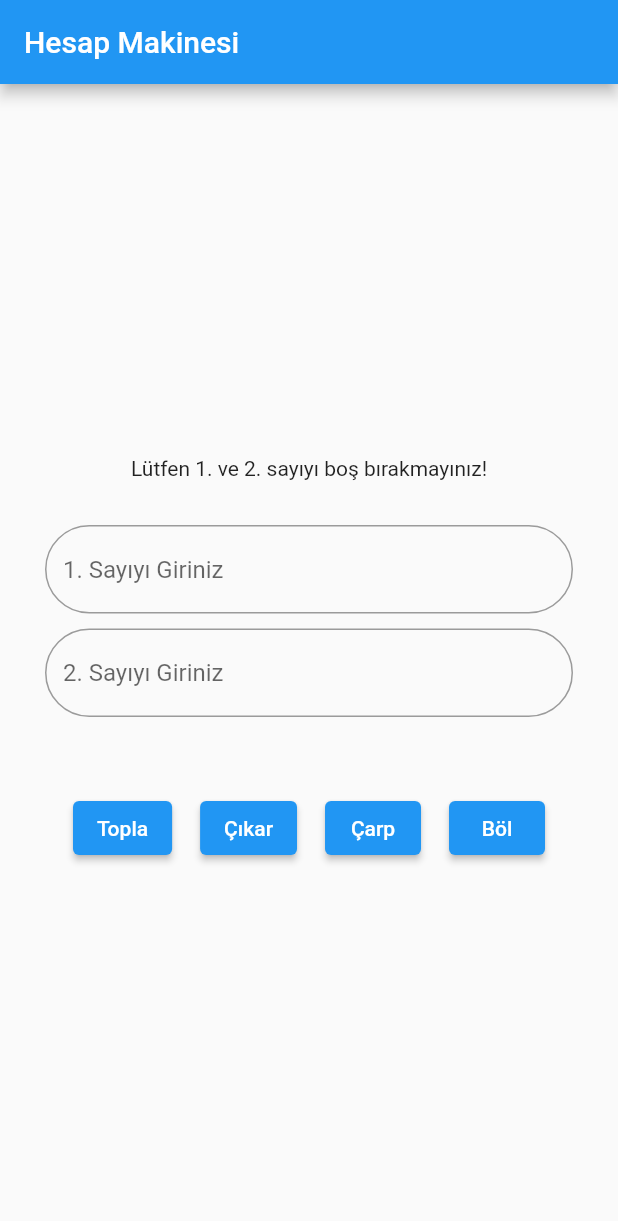
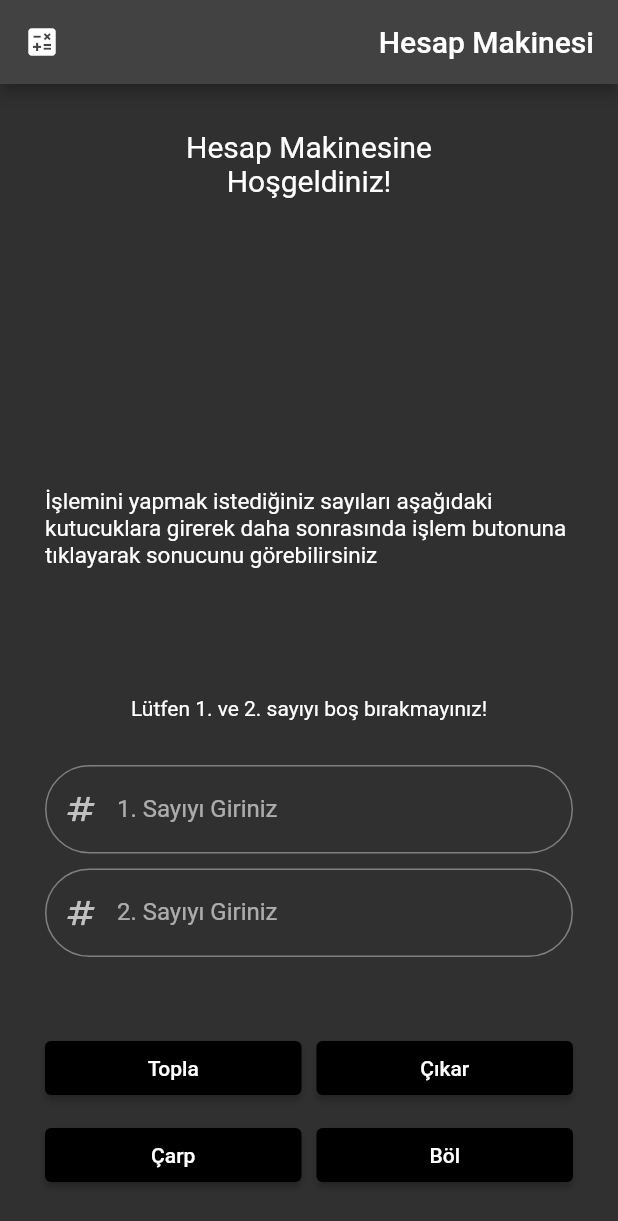
Before and after one commit to erenkahram4n/flutterCalculator, a Flutter app: the screen it shows after launch, after a tap on "Topla", after a tap on "Çıkar", on a phone screen of 412 x 824 dp. Shown: the top 1221 px of the screen. Run offline on Flutter 3.47's test engine with Material 2 defaults, Android fonts, the phone set to English and light mode, and no system bars.

Commit message:
Add files via upload

```diff
--- a/lib/calculator.dart
+++ b/lib/calculator.dart
@@ -12,15 +12,21 @@ class _CalculatorState extends State<Calculator> {
   TextEditingController text2 = TextEditingController();
   num sayi1 = 0, sayi2 = 0;
   String sonuc = "";
+  String islemAdi = "";
 
   sayiTopla() {
     setState(() {
       if (text1.text != "" || text2.text != "") {
         sayi1 = num.parse(text1.text);
         sayi2 = num.parse(text2.text);
-        sonuc = "İşleminizin sonucu = ${(sayi1 + sayi2).toString()}";
+        islemAdi = "Toplama İşlemi Yapıldı!";
+        sonuc =
+            "İşleminizin sonucu = $sayi1 + $sayi2 = ${(sayi1 + sayi2).toString()}";
+        text1.clear();
+        text2.clear();
       } else {
         sonuc = "Lütfen 1. ve 2. sayıyı boş bırakmayınız!";
+        islemAdi = "";
       }
     });
   }
@@ -30,9 +36,14 @@ class _CalculatorState extends State<Calculator> {
       if (text1.text != "" || text2.text != "") {
         sayi1 = num.parse(text1.text);
         sayi2 = num.parse(text2.text);
-        sonuc = "İşleminizin sonucu = ${(sayi1 - sayi2).toString()}";
+        islemAdi = "Çıkarma İşlemi Yapıldı!";
+        sonuc =
+            "İşleminizin sonucu = $sayi1 - $sayi2 = ${(sayi1 - sayi2).toString()}";
+        text1.clear();
+        text2.clear();
       } else {
         sonuc = "Lütfen 1. ve 2. sayıyı boş bırakmayınız!";
+        islemAdi = "";
       }
     });
   }
@@ -42,9 +53,14 @@ class _CalculatorState extends State<Calculator> {
       if (text1.text != "" || text2.text != "") {
         sayi1 = num.parse(text1.text);
         sayi2 = num.parse(text2.text);
-        sonuc = "İşleminizin sonucu = ${(sayi1 * sayi2).toString()}";
+        islemAdi = "Çarpma İşlemi Yapıldı!";
+        sonuc =
+            "İşleminizin sonucu = $sayi1 x $sayi2 = ${(sayi1 * sayi2).toString()}";
+        text1.clear();
+        text2.clear();
       } else {
         sonuc = "Lütfen 1. ve 2. sayıyı boş bırakmayınız!";
+        islemAdi = "";
       }
     });
   }
@@ -54,9 +70,14 @@ class _CalculatorState extends State<Calculator> {
       if (text1.text != "" || text2.text != "") {
         sayi1 = num.parse(text1.text);
         sayi2 = num.parse(text2.text);
-        sonuc = "İşleminizin sonucu = ${(sayi1 / sayi2).toString()}";
+        islemAdi = "Bölme İşlemi Yapıldı!";
+        sonuc =
+            "İşleminizin sonucu = $sayi1 / $sayi2 = ${(sayi1 / sayi2).toString()}";
+        text1.clear();
+        text2.clear();
       } else {
         sonuc = "Lütfen 1. ve 2. sayıyı boş bırakmayınız!";
+        islemAdi = "";
       }
     });
   }
@@ -64,45 +85,136 @@ class _CalculatorState extends State<Calculator> {
   @override
   Widget build(BuildContext context) {
     return Container(
-      margin: EdgeInsets.all(30.0),
+      margin: const EdgeInsets.all(30.0),
       child: Center(
           child: Column(
         mainAxisAlignment: MainAxisAlignment.center,
         children: [
-          Text("$sonuc"),
-          SizedBox(
+          Expanded(
+            flex: 2,
+            child: Align(
+              alignment: Alignment.center,
+              child: Column(
+                children: [
+                  Text(
+                    "Hesap Makinesine",
+                    style: TextStyle(fontSize: 20),
+                  ),
+                  Text(
+                    "Hoşgeldiniz!",
+                    style: TextStyle(fontSize: 20),
+                  ),
+                ],
+              ),
+            ),
+          ),
+          const SizedBox(
+            height: 10,
+          ),
+          Expanded(
+              flex: 2,
+              child: Center(
+                  child: Text(
+                "İşlemini yapmak istediğiniz sayıları aşağıdaki kutucuklara girerek daha sonrasında işlem butonuna tıklayarak sonucunu görebilirsiniz",
+                style: TextStyle(
+                  fontSize: 15,
+                ),
+              ))),
+          Text(islemAdi),
+          const SizedBox(
+            height: 10,
+          ),
+          Text(sonuc),
+          const SizedBox(
             height: 30,
           ),
           TextField(
             controller: text1,
             decoration: InputDecoration(
-              hintText: "1. Sayıyı Giriniz",
-              border:
-                  OutlineInputBorder(borderRadius: BorderRadius.circular(30)),
-            ),
+                prefixIcon: Icon(
+                  Icons.numbers_outlined,
+                ),
+                // focusColor: Color(Colors.deepOrange),
+                labelText: "1. Sayıyı Giriniz",
+                border: OutlineInputBorder(
+                  borderRadius: BorderRadius.circular(30),
+                ),
+                focusedBorder: OutlineInputBorder(
+                  borderRadius: BorderRadius.circular(0),
+                  borderSide: BorderSide(color: Colors.blue),
+                )),
           ),
-          SizedBox(
+          const SizedBox(
             height: 10,
           ),
           TextField(
             controller: text2,
             decoration: InputDecoration(
-                hintText: "2. Sayıyı Giriniz",
-                border: OutlineInputBorder(
-                    borderRadius: BorderRadius.circular(30))),
+                prefixIcon: Icon(Icons.numbers_sharp),
+                labelText: "2. Sayıyı Giriniz",
+                border:
+                    OutlineInputBorder(borderRadius: BorderRadius.circular(30)),
+                focusedBorder: OutlineInputBorder(
+                    borderRadius: BorderRadius.circular(0),
+                    borderSide: BorderSide(color: Colors.blue))),
           ),
-          SizedBox(
+          const SizedBox(
             height: 50,
           ),
           Row(
             mainAxisAlignment: MainAxisAlignment.spaceEvenly,
             children: [
-              ElevatedButton(onPressed: sayiTopla, child: Text("Topla")),
-              ElevatedButton(onPressed: sayiCikar, child: Text("Çıkar")),
-              ElevatedButton(onPressed: sayiCarp, child: Text("Çarp")),
-              ElevatedButton(onPressed: sayiBol, child: Text("Böl")),
+              Expanded(
+                  flex: 1,
+                  child: ElevatedButton(
+                    onPressed: sayiTopla,
+                    child: Text("Topla"),
+                    style: ButtonStyle(
+                        backgroundColor:
+                            MaterialStatePropertyAll<Color>(Colors.black)),
+                  )),
+              const SizedBox(
+                width: 10,
+              ),
+              Expanded(
+                  flex: 1,
+                  child: ElevatedButton(
+                    onPressed: sayiCikar,
+                    child: Text("Çıkar"),
+                    style: ButtonStyle(
+                        backgroundColor:
+                            MaterialStatePropertyAll<Color>(Colors.black)),
+                  )),
             ],
-          )
+          ),
+          const SizedBox(
+            height: 10,
+          ),
+          Row(
+            children: [
+              Expanded(
+                  flex: 1,
+                  child: ElevatedButton(
+                    onPressed: sayiCarp,
+                    child: Text("Çarp"),
+                    style: ButtonStyle(
+                        backgroundColor:
+                            MaterialStatePropertyAll<Color>(Colors.black)),
+                  )),
+              const SizedBox(
+                width: 10,
+              ),
+              Expanded(
+                  flex: 1,
+                  child: ElevatedButton(
+                    onPressed: sayiBol,
+                    child: Text("Böl"),
+                    style: ButtonStyle(
+                        backgroundColor:
+                            MaterialStatePropertyAll<Color>(Colors.black)),
+                  )),
+            ],
+          ),
         ],
       )),
     );
--- a/lib/main.dart
+++ b/lib/main.dart
@@ -1,7 +1,9 @@
 import 'package:flutter/material.dart';
 import 'package:hesap_makinesi/calculator.dart';
 
-void main() => runApp(MyApp());
+void main() {
+  return runApp(const MyApp());
+}
 
 class MyApp extends StatelessWidget {
   const MyApp({super.key});
@@ -10,6 +12,7 @@ class MyApp extends StatelessWidget {
     return MaterialApp(
       debugShowCheckedModeBanner: false,
       title: "Hesap Makinesi",
+      theme: ThemeData.dark(),
       home: Screen(),
     );
   }
@@ -22,8 +25,14 @@ class Screen extends StatelessWidget {
   Widget build(BuildContext context) {
     return Scaffold(
       appBar: AppBar(
-        title: Text(
-          "Hesap Makinesi",
+        title: Row(
+          mainAxisAlignment: MainAxisAlignment.spaceBetween,
+          children: [
+            Icon(Icons.calculate),
+            Text(
+              "Hesap Makinesi",
+            ),
+          ],
         ),
       ),
       body: Calculator(),
```
